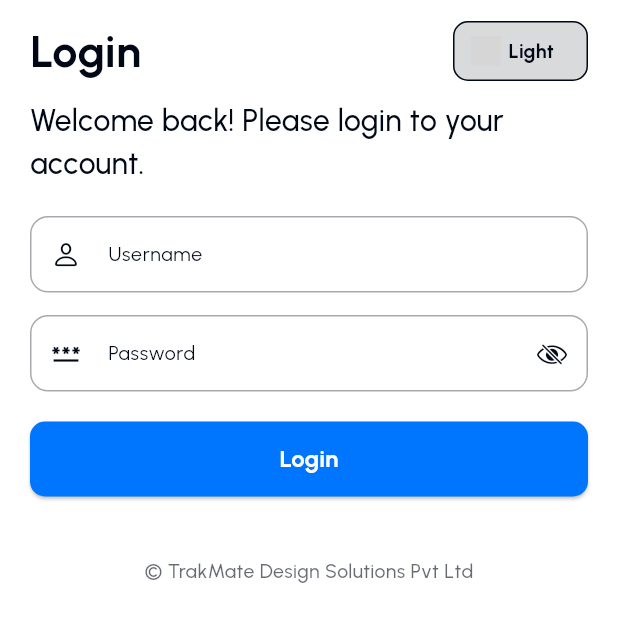
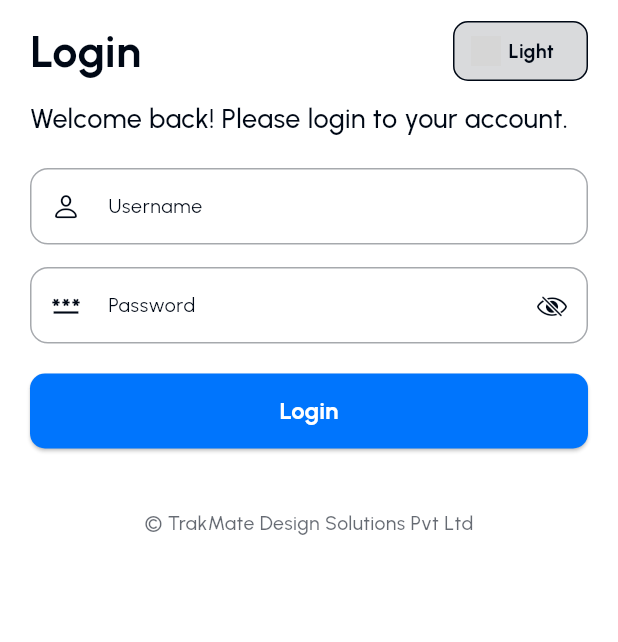
Before and after one commit to TrakMate/trakfleet, a Flutter app: the LoginScreen screen opened by its route, on a phone screen of 412 x 824 dp, the part 105-747 px from its top. Run offline on Flutter 3.47's test engine with Material 3 defaults, Android fonts, the phone set to English and light mode, and no system bars; our stand-ins replace dropdown_button2, equatable, fl_chart, flutter_bloc, flutter_map, go_router and 6 more; missing offline and left inert: dart:html, dart:ui_web, flutter_map_marker_cluster, svg_flutter; accounts and stored records are empty; grey boxes are pictures that could not be loaded.

Commit message:
Alpha v0.0.2(a)

```diff
--- a/lib/src/ui/screens/deviceConfigurationInfoScreen.dart
+++ b/lib/src/ui/screens/deviceConfigurationInfoScreen.dart
@@ -815,7 +815,7 @@ class _DeviceConfigInfoScreenState extends State<DeviceConfigInfoScreen> {
               const SizedBox(width: 5),
               Expanded(
                 child: Text(
-                  'Live Location : $location',
+                  location,
                   style: GoogleFonts.urbanist(
                     fontSize: 13,
                     color: isDark ? tWhite : tBlack,
--- a/lib/src/ui/screens/loginScreen.dart
+++ b/lib/src/ui/screens/loginScreen.dart
@@ -238,7 +238,7 @@ class _LoginScreenState extends State<LoginScreen> {
               Text(
                 'Welcome back! Please login to your account.',
                 style: GoogleFonts.urbanist(
-                  fontSize: 20,
+                  fontSize: 18,
                   fontWeight: FontWeight.w500,
                   color: isDark ? tWhite : tBlack,
                 ),
```
Also changed, not shown: lib/src/services/apiURL.dart (+0 -41 lines), lib/src/ui/screens/deviceDiagnosticsInfoScreen.dart (+5 -3 lines), 7 other files.
